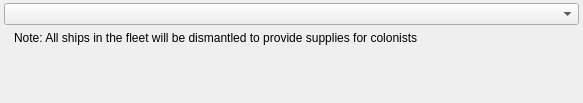
Above: QtClient/waypoint_task_widget.ui from vkholodkov/freestars before the change. Below: the same form after it.
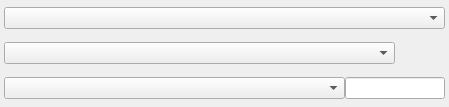
That is the form after the change. Custom widgets are drawn as their Qt base class.

Commit message: Transport page of Waypoint Task widget

```diff
--- a/QtClient/waypoint_task_widget.ui
+++ b/QtClient/waypoint_task_widget.ui
@@ -6,8 +6,8 @@
    <rect>
     <x>0</x>
     <y>0</y>
-    <width>583</width>
-    <height>103</height>
+    <width>449</width>
+    <height>107</height>
    </rect>
   </property>
   <property name="windowTitle">
@@ -31,81 +31,186 @@
    </property>
    <item>
     <layout class="QVBoxLayout" name="layout">
+     <property name="spacing">
+      <number>0</number>
+     </property>
      <item>
       <widget class="QComboBox" name="waypointTaskComboBox"/>
      </item>
      <item>
       <widget class="QStackedWidget" name="stackedWidget">
-       <property name="maximumSize">
+       <property name="sizePolicy">
+        <sizepolicy hsizetype="Preferred" vsizetype="Fixed">
+         <horstretch>0</horstretch>
+         <verstretch>0</verstretch>
+        </sizepolicy>
+       </property>
+       <property name="minimumSize">
         <size>
-         <width>573</width>
-         <height>69</height>
+         <width>0</width>
+         <height>70</height>
         </size>
        </property>
        <property name="currentIndex">
-        <number>1</number>
+        <number>2</number>
        </property>
-       <widget class="QWidget" name="blankPage">
-        <property name="sizePolicy">
-         <sizepolicy hsizetype="Maximum" vsizetype="Maximum">
-          <horstretch>0</horstretch>
-          <verstretch>0</verstretch>
-         </sizepolicy>
-        </property>
-        <property name="maximumSize">
-         <size>
-          <width>573</width>
-          <height>69</height>
-         </size>
-        </property>
+       <widget class="QWidget" name="blankPage"/>
+       <widget class="QWidget" name="remoteMinePage"/>
+       <widget class="QWidget" name="transportPage">
+        <layout class="QVBoxLayout" name="verticalLayout_4">
+         <property name="spacing">
+          <number>0</number>
+         </property>
+         <property name="leftMargin">
+          <number>0</number>
+         </property>
+         <property name="topMargin">
+          <number>0</number>
+         </property>
+         <property name="rightMargin">
+          <number>0</number>
+         </property>
+         <property name="bottomMargin">
+          <number>0</number>
+         </property>
+         <item>
+          <widget class="QWidget" name="widget" native="true">
+           <layout class="QHBoxLayout" name="horizontalLayout_2">
+            <property name="spacing">
+             <number>0</number>
+            </property>
+            <property name="leftMargin">
+             <number>0</number>
+            </property>
+            <property name="topMargin">
+             <number>0</number>
+            </property>
+            <property name="rightMargin">
+             <number>0</number>
+            </property>
+            <property name="bottomMargin">
+             <number>0</number>
+            </property>
+            <item>
+             <layout class="QGridLayout" name="gridLayout" rowstretch="0">
+              <property name="rightMargin">
+               <number>0</number>
+              </property>
+              <property name="horizontalSpacing">
+               <number>30</number>
+              </property>
+              <property name="verticalSpacing">
+               <number>0</number>
+              </property>
+              <item row="0" column="0">
+               <widget class="QComboBox" name="cargoTypeComboBox">
+                <property name="sizePolicy">
+                 <sizepolicy hsizetype="MinimumExpanding" vsizetype="Fixed">
+                  <horstretch>0</horstretch>
+                  <verstretch>0</verstretch>
+                 </sizepolicy>
+                </property>
+               </widget>
+              </item>
+              <item row="0" column="1">
+               <widget class="FreeStars::DiamondButton" name="widget_2" native="true">
+                <property name="sizePolicy">
+                 <sizepolicy hsizetype="Fixed" vsizetype="Fixed">
+                  <horstretch>0</horstretch>
+                  <verstretch>0</verstretch>
+                 </sizepolicy>
+                </property>
+                <property name="minimumSize">
+                 <size>
+                  <width>20</width>
+                  <height>20</height>
+                 </size>
+                </property>
+               </widget>
+              </item>
+             </layout>
+            </item>
+           </layout>
+          </widget>
+         </item>
+         <item>
+          <widget class="QWidget" name="widget_3" native="true">
+           <layout class="QGridLayout" name="gridLayout_3">
+            <property name="sizeConstraint">
+             <enum>QLayout::SetMaximumSize</enum>
+            </property>
+            <property name="leftMargin">
+             <number>0</number>
+            </property>
+            <property name="topMargin">
+             <number>0</number>
+            </property>
+            <property name="rightMargin">
+             <number>0</number>
+            </property>
+            <property name="bottomMargin">
+             <number>0</number>
+            </property>
+            <property name="spacing">
+             <number>0</number>
+            </property>
+            <item row="0" column="0">
+             <layout class="QGridLayout" name="gridLayout_2" rowstretch="0" columnstretch="0,0">
+              <property name="sizeConstraint">
+               <enum>QLayout::SetDefaultConstraint</enum>
+              </property>
+              <property name="verticalSpacing">
+               <number>0</number>
+              </property>
+              <item row="0" column="0">
+               <widget class="QComboBox" name="actionComboBox">
+                <property name="sizePolicy">
+                 <sizepolicy hsizetype="Preferred" vsizetype="Fixed">
+                  <horstretch>0</horstretch>
+                  <verstretch>0</verstretch>
+                 </sizepolicy>
+                </property>
+               </widget>
+              </item>
+              <item row="0" column="1">
+               <widget class="QLineEdit" name="lineEdit">
+                <property name="sizePolicy">
+                 <sizepolicy hsizetype="Preferred" vsizetype="Fixed">
+                  <horstretch>0</horstretch>
+                  <verstretch>0</verstretch>
+                 </sizepolicy>
+                </property>
+                <property name="maximumSize">
+                 <size>
+                  <width>100</width>
+                  <height>16777215</height>
+                 </size>
+                </property>
+               </widget>
+              </item>
+             </layout>
+            </item>
+           </layout>
+          </widget>
+         </item>
+        </layout>
        </widget>
        <widget class="QWidget" name="colonizePage">
-        <widget class="QLabel" name="label_2">
-         <property name="geometry">
-          <rect>
-           <x>10</x>
-           <y>0</y>
-           <width>521</width>
-           <height>21</height>
-          </rect>
-         </property>
-         <property name="sizePolicy">
-          <sizepolicy hsizetype="Preferred" vsizetype="Maximum">
-           <horstretch>0</horstretch>
-           <verstretch>0</verstretch>
-          </sizepolicy>
-         </property>
-         <property name="text">
-          <string>Note: All ships in the fleet will be dismantled to provide supplies for colonists </string>
-         </property>
-         <property name="alignment">
-          <set>Qt::AlignLeading|Qt::AlignLeft|Qt::AlignTop</set>
-         </property>
-         <property name="wordWrap">
-          <bool>true</bool>
-         </property>
-        </widget>
-       </widget>
-       <widget class="QWidget" name="remoteMinePage">
-        <property name="sizePolicy">
-         <sizepolicy hsizetype="Maximum" vsizetype="Maximum">
-          <horstretch>0</horstretch>
-          <verstretch>0</verstretch>
-         </sizepolicy>
-        </property>
-        <widget class="QLabel" name="label">
-         <property name="geometry">
-          <rect>
-           <x>10</x>
-           <y>0</y>
-           <width>231</width>
-           <height>18</height>
-          </rect>
-         </property>
-         <property name="text">
-          <string>Minig rates</string>
-         </property>
-        </widget>
+        <layout class="QVBoxLayout" name="verticalLayout_3">
+         <item>
+          <widget class="QLabel" name="label">
+           <property name="text">
+            <string>Note: All ships will be dismantled to provide supplies for colonists</string>
+           </property>
+           <property name="alignment">
+            <set>Qt::AlignLeading|Qt::AlignLeft|Qt::AlignTop</set>
+           </property>
+           <property name="wordWrap">
+            <bool>true</bool>
+           </property>
+          </widget>
+         </item>
+        </layout>
        </widget>
       </widget>
      </item>
@@ -113,6 +218,14 @@
    </item>
   </layout>
  </widget>
+ <customwidgets>
+  <customwidget>
+   <class>FreeStars::DiamondButton</class>
+   <extends>QWidget</extends>
+   <header>diamond_button.h</header>
+   <container>1</container>
+  </customwidget>
+ </customwidgets>
  <resources/>
  <connections/>
 </ui>
```
The commit also changes 2 other files.
